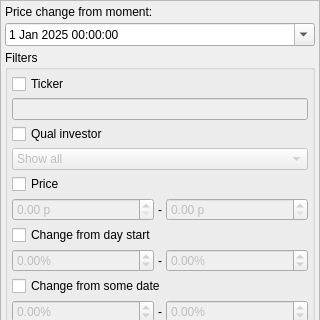
Above: app/src/widgets/stockscontrolswidget/stockscontrolswidget.ui from Gris87/TInvestor before the change; both pictures show x 0 to 320 and y 0 to 320 of the 320 by 660 pixel window. Below: the same form after it.
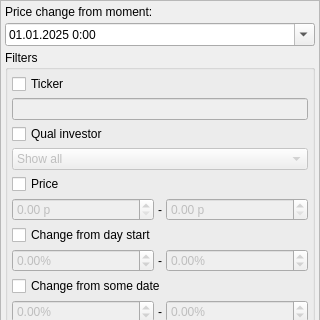
That is the form after the change. Icons and pictures are not drawn. Custom widgets are drawn as their Qt base class.

What changed in the file:
```diff
--- a/app/src/widgets/stockscontrolswidget/stockscontrolswidget.ui
+++ b/app/src/widgets/stockscontrolswidget/stockscontrolswidget.ui
@@ -103,6 +103,9 @@
                <day>1</day>
               </datetime>
              </property>
+             <property name="displayFormat">
+              <string>dd.MM.yyyy H:mm</string>
+             </property>
              <property name="calendarPopup">
               <bool>true</bool>
              </property>
```
